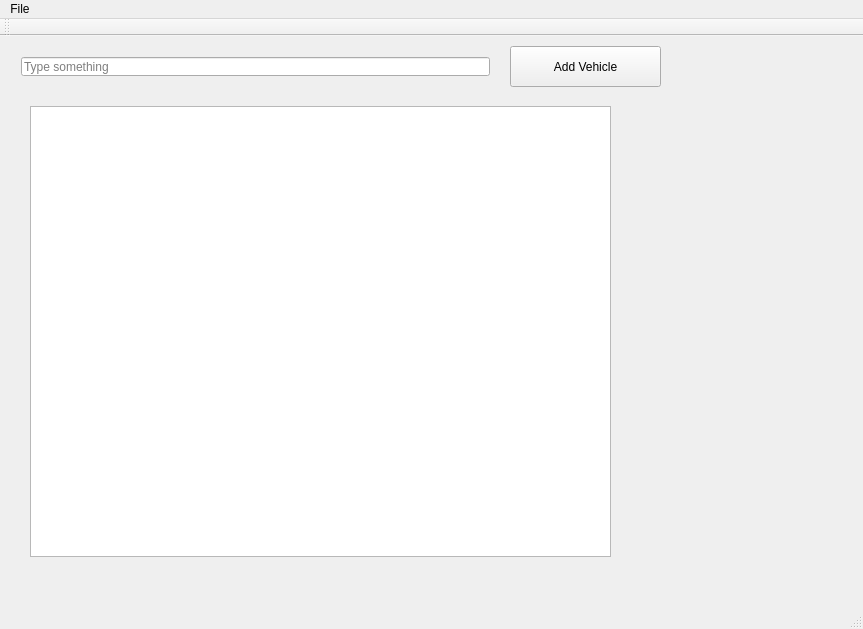
Before: the Qt Designer form mainwindow.ui in olund/VechicleRegister, drawn with Qt 5.
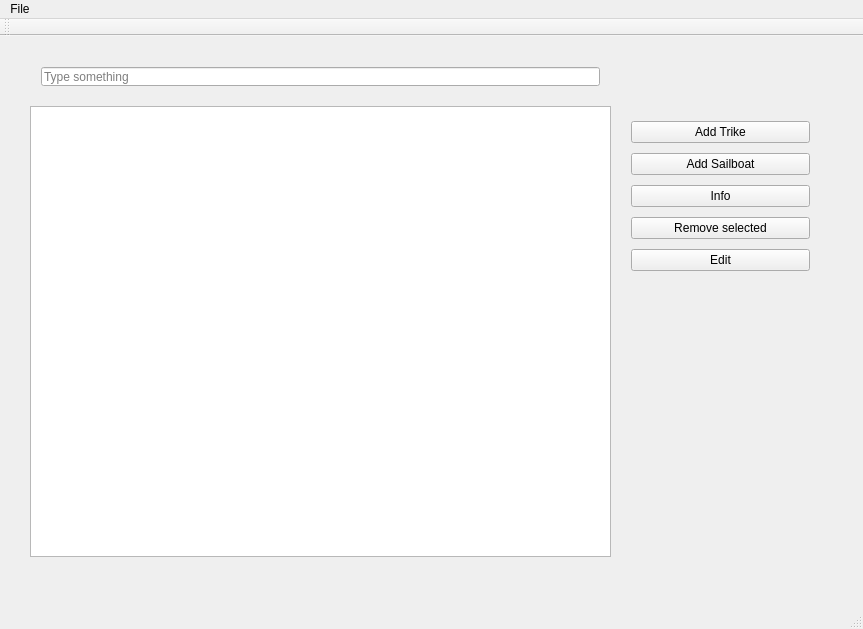
After: the same form once the commit is applied.

```diff
--- a/mainwindow.ui
+++ b/mainwindow.ui
@@ -17,9 +17,9 @@
    <widget class="QWidget" name="horizontalLayoutWidget">
     <property name="geometry">
      <rect>
-      <x>10</x>
-      <y>10</y>
-      <width>491</width>
+      <x>30</x>
+      <y>20</y>
+      <width>581</width>
       <height>41</height>
      </rect>
     </property>
@@ -33,20 +33,7 @@
      </item>
     </layout>
    </widget>
-   <widget class="QPushButton" name="pushButton_2">
-    <property name="geometry">
-     <rect>
-      <x>510</x>
-      <y>10</y>
-      <width>151</width>
-      <height>41</height>
-     </rect>
-    </property>
-    <property name="text">
-     <string>Add Vehicle</string>
-    </property>
-   </widget>
-   <widget class="QListWidget" name="listWidget">
+   <widget class="QListWidget" name="vehicleList">
     <property name="geometry">
      <rect>
       <x>30</x>
@@ -59,6 +46,53 @@
      <number>0</number>
     </property>
    </widget>
+   <widget class="QWidget" name="">
+    <property name="geometry">
+     <rect>
+      <x>620</x>
+      <y>70</y>
+      <width>201</width>
+      <height>181</height>
+     </rect>
+    </property>
+    <layout class="QVBoxLayout" name="verticalLayout">
+     <item>
+      <widget class="QPushButton" name="btn_addTrike">
+       <property name="text">
+        <string>Add Trike</string>
+       </property>
+      </widget>
+     </item>
+     <item>
+      <widget class="QPushButton" name="btn_sailBoat">
+       <property name="text">
+        <string>Add Sailboat</string>
+       </property>
+      </widget>
+     </item>
+     <item>
+      <widget class="QPushButton" name="btn_info">
+       <property name="text">
+        <string>Info</string>
+       </property>
+      </widget>
+     </item>
+     <item>
+      <widget class="QPushButton" name="btn_removeVehicle">
+       <property name="text">
+        <string>Remove selected</string>
+       </property>
+      </widget>
+     </item>
+     <item>
+      <widget class="QPushButton" name="btn_edit">
+       <property name="text">
+        <string>Edit</string>
+       </property>
+      </widget>
+     </item>
+    </layout>
+   </widget>
   </widget>
   <widget class="QMenuBar" name="menuBar">
    <property name="geometry">
```
Left out of the diff: 4 changed lines with no effect on the pictures.
